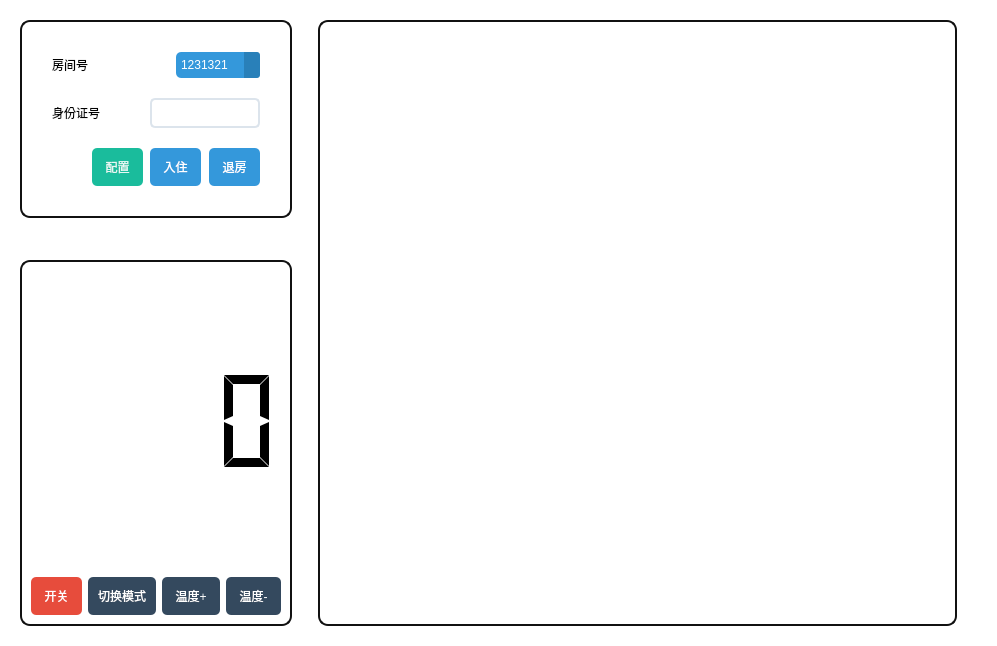
This is src/server/management.ui in Connor1996/Distributed-Air-Conditioning-System as Qt 5 draws it before an edit. The edited form follows.
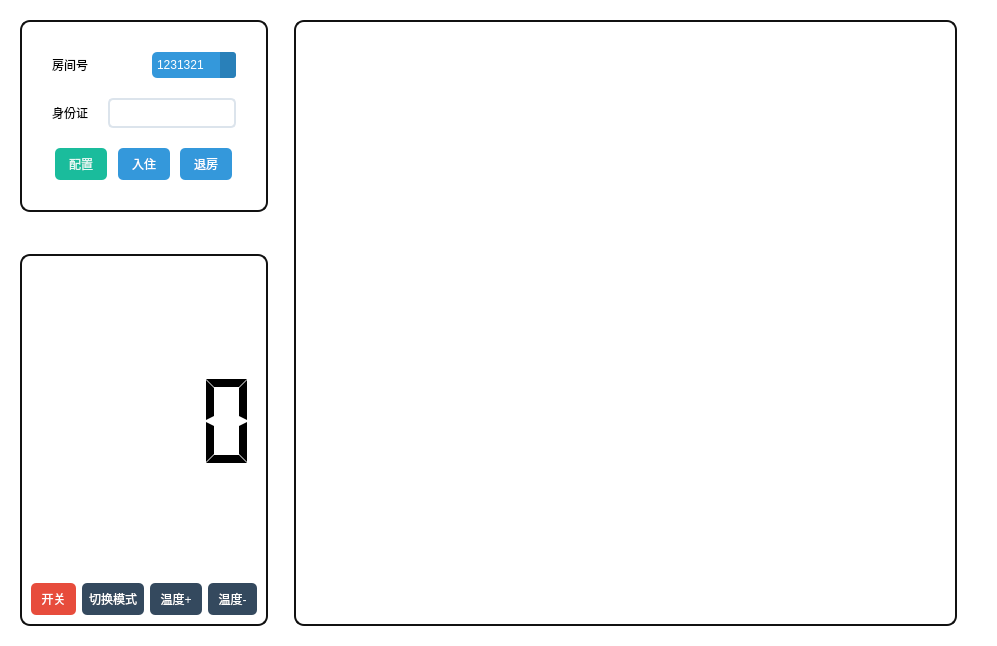
This is the edited form. Icons and pictures are not drawn.

Commit message: fine tunning for ui

Diff of the .ui file:
```diff
--- a/src/server/management.ui
+++ b/src/server/management.ui
@@ -84,7 +84,7 @@
              <number>30</number>
             </property>
             <item>
-             <layout class="QHBoxLayout" name="horizontalLayout_6" stretch="0,0,0">
+             <layout class="QHBoxLayout" name="horizontalLayout_6" stretch="0,0">
               <property name="sizeConstraint">
                <enum>QLayout::SetMinAndMaxSize</enum>
               </property>
@@ -101,22 +101,6 @@
                 </property>
                </widget>
               </item>
-              <item>
-               <spacer name="horizontalSpacer">
-                <property name="orientation">
-                 <enum>Qt::Horizontal</enum>
-                </property>
-                <property name="sizeType">
-                 <enum>QSizePolicy::Maximum</enum>
-                </property>
-                <property name="sizeHint" stdset="0">
-                 <size>
-                  <width>40</width>
-                  <height>20</height>
-                 </size>
-                </property>
-               </spacer>
-              </item>
               <item>
                <widget class="QComboBox" name="roomId">
                 <property name="sizePolicy">
@@ -149,6 +133,9 @@
     image: url(:/misc/down_arrow_2);
 }</string>
                 </property>
+                <property name="currentIndex">
+                 <number>0</number>
+                </property>
                 <item>
                  <property name="text">
                   <string>1231321</string>
@@ -176,7 +163,7 @@
               <item>
                <widget class="QLabel" name="label_2">
                 <property name="sizePolicy">
-                 <sizepolicy hsizetype="Minimum" vsizetype="Minimum">
+                 <sizepolicy hsizetype="Fixed" vsizetype="Minimum">
                   <horstretch>0</horstretch>
                   <verstretch>0</verstretch>
                  </sizepolicy>
@@ -185,30 +172,14 @@
                  <enum>QFrame::NoFrame</enum>
                 </property>
                 <property name="text">
-                 <string>身份证号</string>
+                 <string>身份证</string>
                 </property>
                </widget>
               </item>
-              <item>
-               <spacer name="horizontalSpacer_2">
-                <property name="orientation">
-                 <enum>Qt::Horizontal</enum>
-                </property>
-                <property name="sizeType">
-                 <enum>QSizePolicy::Maximum</enum>
-                </property>
-                <property name="sizeHint" stdset="0">
-                 <size>
-                  <width>40</width>
-                  <height>20</height>
-                 </size>
-                </property>
-               </spacer>
-              </item>
               <item>
                <widget class="QLineEdit" name="userIdEdit">
                 <property name="sizePolicy">
-                 <sizepolicy hsizetype="Maximum" vsizetype="Fixed">
+                 <sizepolicy hsizetype="Minimum" vsizetype="Fixed">
                   <horstretch>0</horstretch>
                   <verstretch>0</verstretch>
                  </sizepolicy>
@@ -235,7 +206,7 @@
                  <enum>Qt::Horizontal</enum>
                 </property>
                 <property name="sizeType">
-                 <enum>QSizePolicy::Fixed</enum>
+                 <enum>QSizePolicy::Maximum</enum>
                 </property>
                 <property name="sizeHint" stdset="0">
                  <size>
@@ -248,11 +219,11 @@
               <item>
                <widget class="QPushButton" name="configureButton">
                 <property name="styleSheet">
-                 <string notr="true">QPushButton{border-style:none;padding:10px;border-radius:5px;color:#E6F8F5;background:#1ABC9C;}
+                 <string notr="true">QPushButton{border-style:none;padding:7px;border-radius:5px;color:#E6F8F5;background:#1ABC9C;}
 QPushButton:hover{color:#FFFFFF;background:#2EE1C1;}QPushButton:pressed{color:#A7EEE6;background:#16A086;}</string>
                 </property>
                 <property name="text">
-                 <string> 配置 </string>
+                 <string>  配置  </string>
                 </property>
                </widget>
               </item>
@@ -281,11 +252,11 @@
                  </sizepolicy>
                 </property>
                 <property name="styleSheet">
-                 <string notr="true">QPushButton{border-style:none;padding:10px;border-radius:5px;color:#FFFFFF;background:#3498DB;}
+                 <string notr="true">QPushButton{border-style:none;padding:7px;border-radius:5px;color:#FFFFFF;background:#3498DB;}
 QPushButton:hover{color:#E5FEFF;background:#5DACE4;}QPushButton:pressed{color:#A0DAFB;background:#2483C7;}</string>
                 </property>
                 <property name="text">
-                 <string> 入住 </string>
+                 <string>  入住  </string>
                 </property>
                </widget>
               </item>
@@ -314,11 +285,11 @@
                  </sizepolicy>
                 </property>
                 <property name="styleSheet">
-                 <string notr="true">QPushButton{border-style:none;padding:10px;border-radius:5px;color:#FFFFFF;background:#3498DB;}
+                 <string notr="true">QPushButton{border-style:none;padding:7px;border-radius:5px;color:#FFFFFF;background:#3498DB;}
 QPushButton:hover{color:#E5FEFF;background:#5DACE4;}QPushButton:pressed{color:#A0DAFB;background:#2483C7;}</string>
                 </property>
                 <property name="text">
-                 <string> 退房 </string>
+                 <string>  退房  </string>
                 </property>
                </widget>
               </item>
@@ -441,7 +412,7 @@
                </sizepolicy>
               </property>
               <property name="styleSheet">
-               <string notr="true">QPushButton{border-style:none;padding:10px;border-radius:5px;color:#FFFFFF;background:#E74C3C;}
+               <string notr="true">QPushButton{border-style:none;padding:7px;border-radius:5px;color:#FFFFFF;background:#E74C3C;}
 QPushButton:hover{color:#FFF5E7;background:#EC7064;}QPushButton:pressed{color:#F5A996;background:#DC2D1A;}</string>
               </property>
               <property name="text">
@@ -458,7 +429,7 @@
                </sizepolicy>
               </property>
               <property name="styleSheet">
-               <string notr="true">QPushButton{border-style:none;padding:10px;border-radius:5px;color:#FFFFFF;background:#34495E;}
+               <string notr="true">QPushButton{border-style:none;padding:7px;border-radius:5px;color:#FFFFFF;background:#34495E;}
 QPushButton:hover{color:#F0F0F0;background:#4E6D8C;}QPushButton:pressed{color:#B8C6D1;background:#2D3E50;}</string>
               </property>
               <property name="text">
@@ -475,7 +446,7 @@
                </sizepolicy>
               </property>
               <property name="styleSheet">
-               <string notr="true">QPushButton{border-style:none;padding:10px;border-radius:5px;color:#FFFFFF;background:#34495E;}
+               <string notr="true">QPushButton{border-style:none;padding:7px;border-radius:5px;color:#FFFFFF;background:#34495E;}
 QPushButton:hover{color:#F0F0F0;background:#4E6D8C;}QPushButton:pressed{color:#B8C6D1;background:#2D3E50;}</string>
               </property>
               <property name="text">
@@ -492,7 +463,7 @@
                </sizepolicy>
               </property>
               <property name="styleSheet">
-               <string notr="true">QPushButton{border-style:none;padding:10px;border-radius:5px;color:#FFFFFF;background:#34495E;}
+               <string notr="true">QPushButton{border-style:none;padding:7px;border-radius:5px;color:#FFFFFF;background:#34495E;}
 QPushButton:hover{color:#F0F0F0;background:#4E6D8C;}QPushButton:pressed{color:#B8C6D1;background:#2D3E50;}</string>
               </property>
               <property name="text">
```
